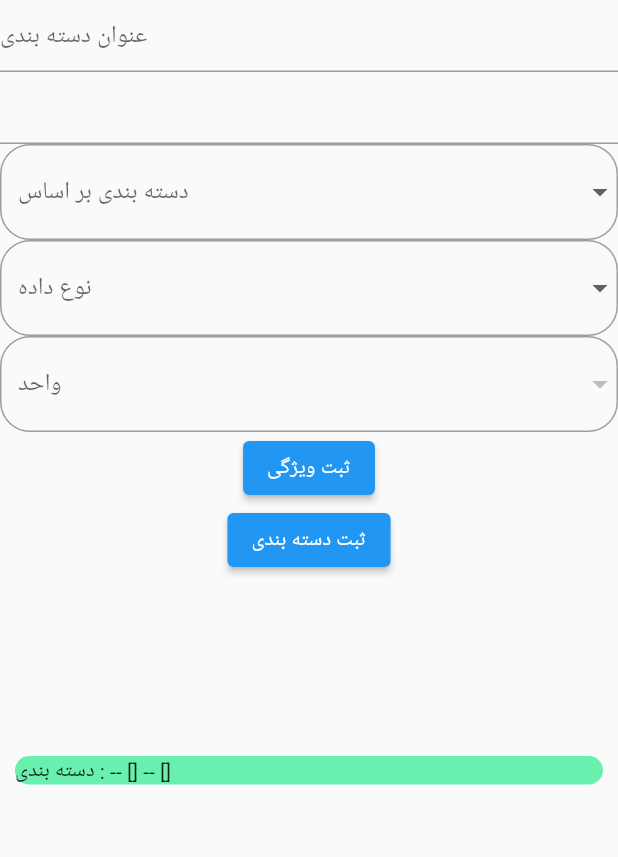
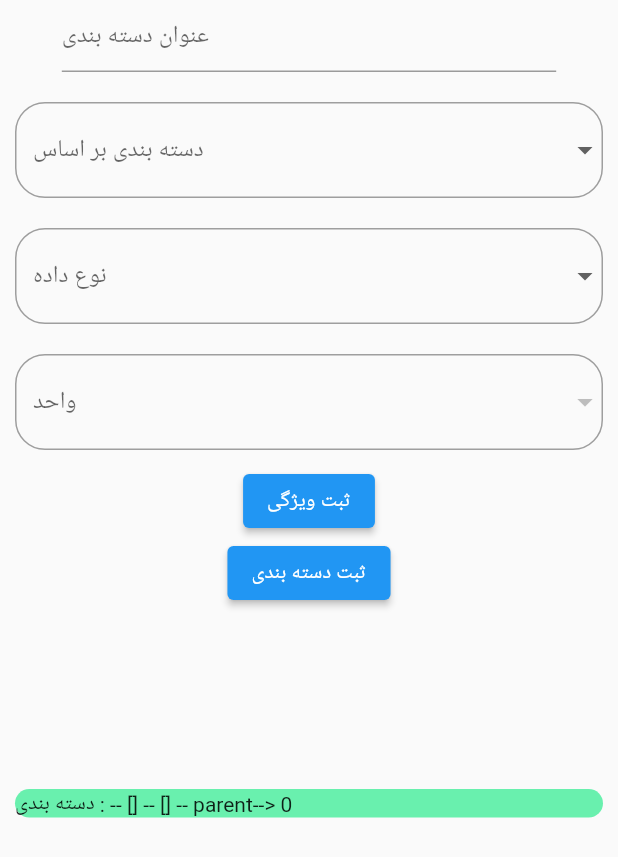
Before and after one commit to esmaeil-koohi/asset_registration, a Flutter app: the screen it shows after launch, after a tap on "ثبت دسته بندی", on a phone screen of 412 x 824 dp. Shown: the top 857 px of the screen. Run offline on Flutter 3.47's test engine with Material 2 defaults, Android fonts, the phone set to English and light mode, and no system bars.

Commit message:
category test2

```diff
--- a/lib/category/view/category_screen.dart
+++ b/lib/category/view/category_screen.dart
@@ -40,18 +40,22 @@ class _CategoryScreenState extends State<CategoryScreen> {
         child: SingleChildScrollView(
           child: Column(
             children: [
-              TextField(
+
+              SizedBox(
+                width: MediaQuery.of(context).size.width * 0.8,
+                child: TextField(
                   decoration: const InputDecoration(
                       hintText: 'عنوان دسته بندی'
                   ),
                   controller:  titleTextEditing,
                 ),
-              TextField(
-                controller:  idTextEditing,
               ),
 
+              const SizedBox(height: 10,),
+
               // CategoryType DropDown
-              DropdownButtonFormField(
+              Padding(padding: EdgeInsets.all(10),
+                child:DropdownButtonFormField(
                   decoration: const InputDecoration(
                       focusedBorder: OutlineInputBorder(
                           borderRadius: BorderRadius.all(Radius.circular(20))),
@@ -75,15 +79,23 @@ class _CategoryScreenState extends State<CategoryScreen> {
                     }else if (value == parentList[2]){
                       indexParentList = 3;
                     }
+                    parentValue = value!;
                     print(indexParentList.toString());
+                    print(value);
                   },
                 ),
+              ),
+
 
               // DataType DropDown
-              dataTypeChoice(),
+              Padding(padding: EdgeInsets.all(10),
+              child:dataTypeChoice(),
+              ),
 
               // Unit DropDown
-              unitChoice(),
+              Padding(padding: EdgeInsets.all(10),
+                child: unitChoice(),
+              ),
 
               ElevatedButton(onPressed: () {
                 setState(() {
@@ -96,12 +108,12 @@ class _CategoryScreenState extends State<CategoryScreen> {
               ElevatedButton(onPressed: () {
               setState(() {
 
-                parentList.add(titleTextEditing.text.toString());
+                // parentList.add(titleTextEditing.text.toString());
 
                 categoryModelList.add(CategoryModel(
                     id: 1,
                     title: titleTextEditing.text.toString(),
-                    categoryParent: 0,
+                    categoryParent: indexParentList,
                     property: propertyTestList,
                     unitProperty: unitPropertyTestList));
 
@@ -143,7 +155,7 @@ class _CategoryScreenState extends State<CategoryScreen> {
                             borderRadius: BorderRadius.all(Radius.circular(10)),
                             color: Colors.greenAccent
                         ),
-                        child:  Text('دسته بندی :${categoryModelList[index].title} -- ${categoryModelList[index].property} -- ${categoryModelList[index].unitProperty}'),
+                        child:  Text('دسته بندی :${categoryModelList[index].title} -- ${categoryModelList[index].property} -- ${categoryModelList[index].unitProperty} -- parent--> ${categoryModelList[index].categoryParent.toString()} $parentValue'),
                       ),
                     );
                   },),
```
Lines whose indentation alone changed are shown as unchanged.
